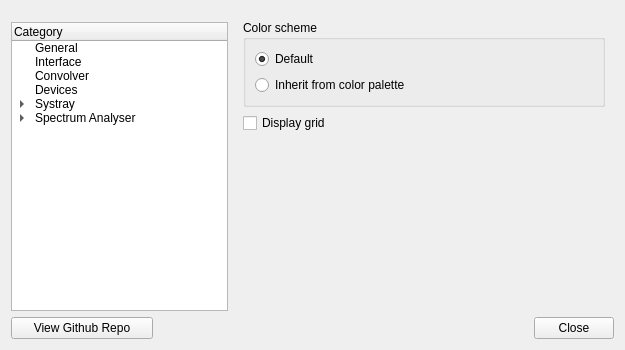
This is dialog/settings.ui in Audio4Linux/Viper4Linux-GUI as Qt 5 draws it before an edit. The edited form follows.
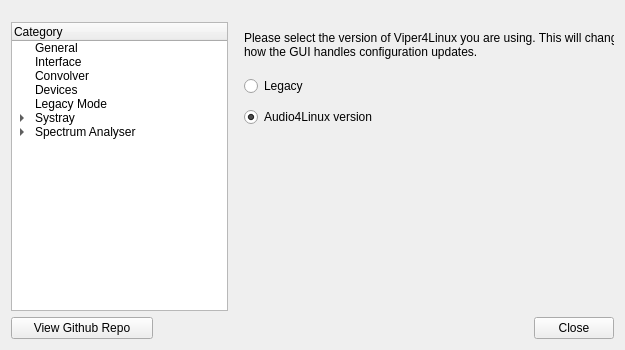
This is the edited form. The open tabs and pages were chosen to show the change. Custom widgets are drawn as their Qt base class.

Commit message: Add legacy compatibility + setup CI deployment

```diff
--- a/dialog/settings.ui
+++ b/dialog/settings.ui
@@ -87,6 +87,11 @@
            <string>Devices</string>
           </property>
          </item>
+         <item>
+          <property name="text">
+           <string>Legacy Mode</string>
+          </property>
+         </item>
          <item>
           <property name="text">
            <string>Systray</string>
@@ -825,6 +830,77 @@
          </item>
         </layout>
        </widget>
+       <widget class="QWidget" name="page">
+        <widget class="QWidget" name="verticalLayoutWidget_3">
+         <property name="geometry">
+          <rect>
+           <x>10</x>
+           <y>60</y>
+           <width>230</width>
+           <height>61</height>
+          </rect>
+         </property>
+         <layout class="QVBoxLayout" name="p1dot5_radiobox">
+          <item>
+           <widget class="QRadioButton" name="legacy_mode_on">
+            <property name="font">
+             <font/>
+            </property>
+            <property name="styleSheet">
+             <string notr="true"/>
+            </property>
+            <property name="text">
+             <string>Legacy</string>
+            </property>
+            <property name="checked">
+             <bool>false</bool>
+            </property>
+           </widget>
+          </item>
+          <item>
+           <widget class="QRadioButton" name="legacy_mode_off">
+            <property name="font">
+             <font/>
+            </property>
+            <property name="styleSheet">
+             <string notr="true"/>
+            </property>
+            <property name="text">
+             <string>Audio4Linux version</string>
+            </property>
+            <property name="checked">
+             <bool>true</bool>
+            </property>
+           </widget>
+          </item>
+         </layout>
+        </widget>
+        <widget class="QLabel" name="p1_desc_2">
+         <property name="geometry">
+          <rect>
+           <x>10</x>
+           <y>20</y>
+           <width>381</width>
+           <height>41</height>
+          </rect>
+         </property>
+         <property name="font">
+          <font/>
+         </property>
+         <property name="styleSheet">
+          <string notr="true"/>
+         </property>
+         <property name="text">
+          <string>Please select the version of Viper4Linux you are using. This will change how the GUI handles configuration updates.</string>
+         </property>
+         <property name="alignment">
+          <set>Qt::AlignLeading|Qt::AlignLeft|Qt::AlignTop</set>
+         </property>
+         <property name="wordWrap">
+          <bool>true</bool>
+         </property>
+        </widget>
+       </widget>
        <widget class="QWidget" name="session">
         <layout class="QVBoxLayout" name="verticalLayout_6">
          <item>
```
Left out of the diff: 34 changed lines with no effect on the pictures. The commit also changes 10 other files.
